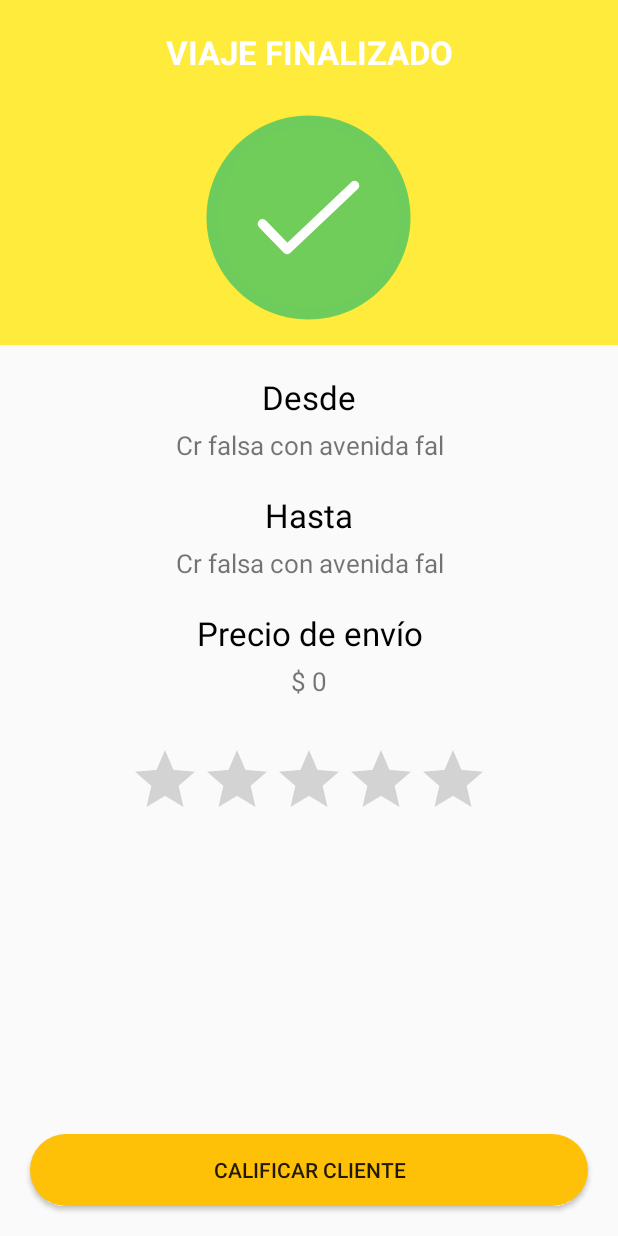
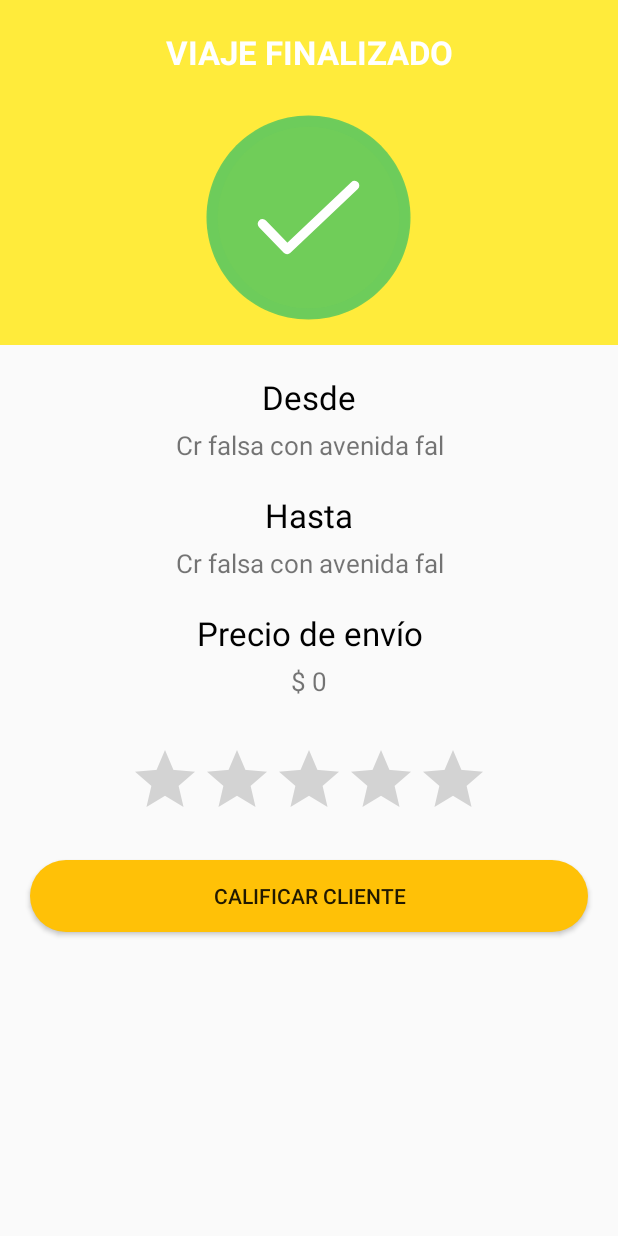
Before and after one commit to Sharpy98/MotoTradeEcConductor, an Android app: the CalificationClientActivity screen opened directly, with no data from a screen before it, on a phone screen of 412 x 824 dp. Run offline under Robolectric (Android 15) with nearby library versions, the phone set to English and light mode, and no system bars; our stand-ins replace Firebase (no records; nobody signed in at launch, a user with empty details on screens opened directly); plain views replace ArcView; 1 statement that could not run was skipped.

```diff
--- a/app/src/main/res/layout/activity_calification_client.xml
+++ b/app/src/main/res/layout/activity_calification_client.xml
@@ -7,6 +7,10 @@
     android:fitsSystemWindows="true"
     tools:context=".CalificationClientActivity">
 
+    <ScrollView
+        android:layout_width="match_parent"
+        android:layout_height="match_parent"
+        android:scrollbars="vertical">
     <LinearLayout
         android:layout_width="match_parent"
         android:layout_height="match_parent"
@@ -109,7 +113,6 @@
             android:layout_gravity="center"
             android:layout_marginTop="30dp"
             android:backgroundTint="@color/colorPrimary" />
-    </LinearLayout>
 
         <Button
             android:id="@+id/btnCalification"
@@ -119,5 +122,9 @@
             android:background="@drawable/btn_fondo_color"
             android:text="CALIFICAR CLIENTE"
             android:layout_margin="20dp"/>
+    </LinearLayout>
+
+    </ScrollView>
+
 
 </androidx.coordinatorlayout.widget.CoordinatorLayout>
```
Also changed, not shown: app/src/main/java/com/henryalmeida/mototradeecconductor/activities/captureOrderActivity.java (+3 -31 lines). Lines whose indentation alone changed are shown as unchanged.
